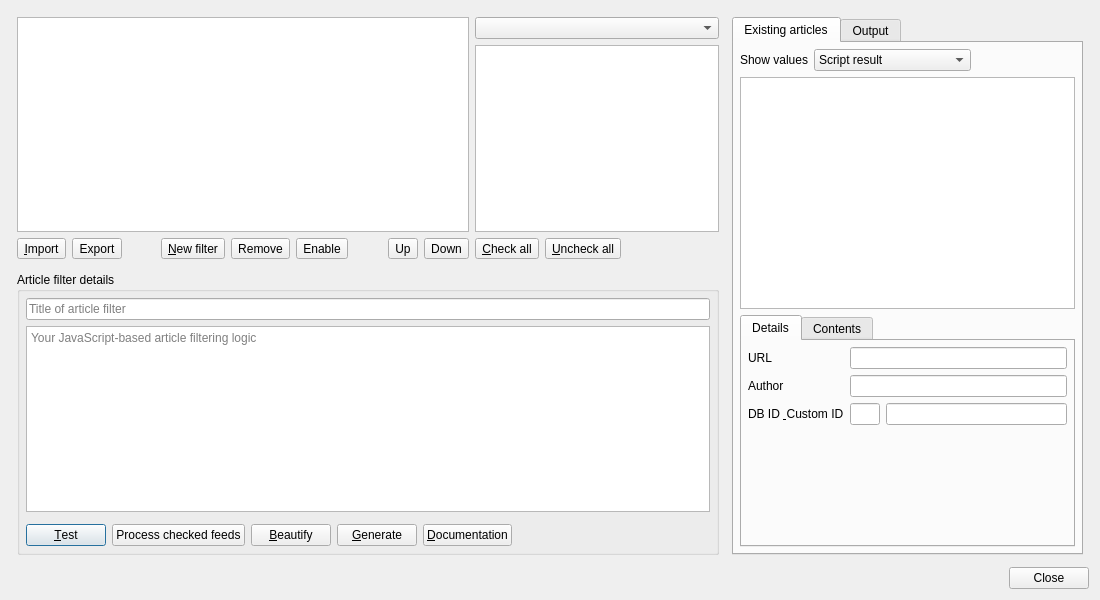
The window that src/librssguard/gui/dialogs/formmessagefiltersmanager.ui (martinrotter/rssguard) describes before a commit, drawn with Qt 5.
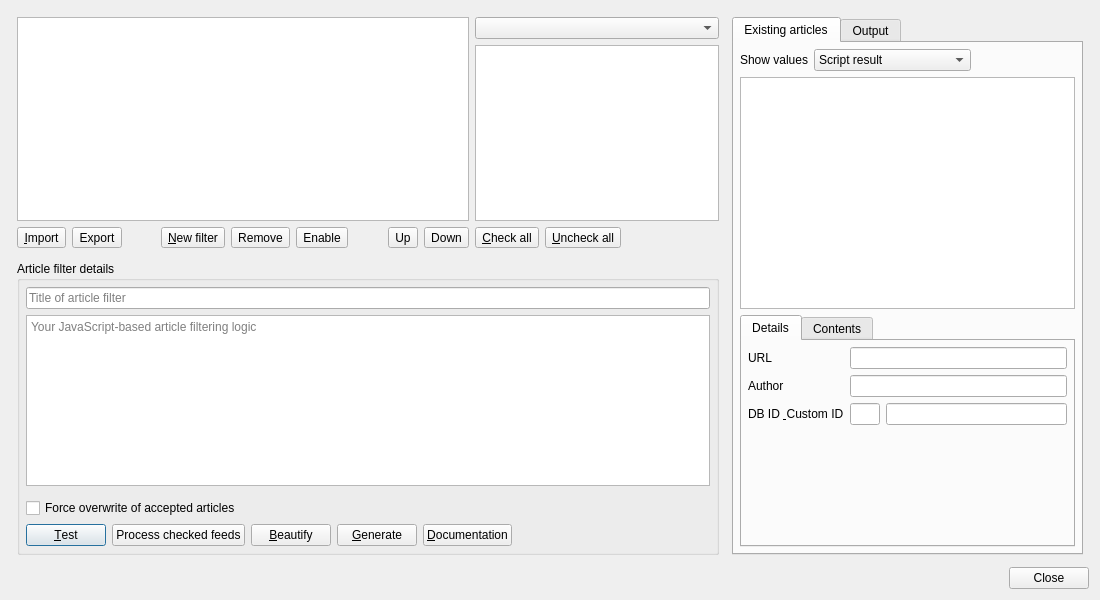
The same window after the commit. Custom widgets are drawn as their Qt base class.

Commit message: Added ability to explicitly overwrite when testing/processing filter

```diff
--- a/src/librssguard/gui/dialogs/formmessagefiltersmanager.ui
+++ b/src/librssguard/gui/dialogs/formmessagefiltersmanager.ui
@@ -268,6 +268,16 @@
              </item>
             </layout>
            </item>
+           <item>
+            <widget class="QCheckBox" name="m_cbForceOverwrite">
+             <property name="toolTip">
+              <string>Request a full overwrite for every article the filter accepts, including its read and starred states. Test previews the result. Process checked feeds applies it and clears this option.</string>
+             </property>
+             <property name="text">
+              <string>Force overwrite of accepted articles</string>
+             </property>
+            </widget>
+           </item>
            <item>
             <layout class="QHBoxLayout" name="horizontalLayout_2">
              <item>
```
Left out of the diff: 1 changed line with no effect on the pictures. The commit also changes 6 other files.
